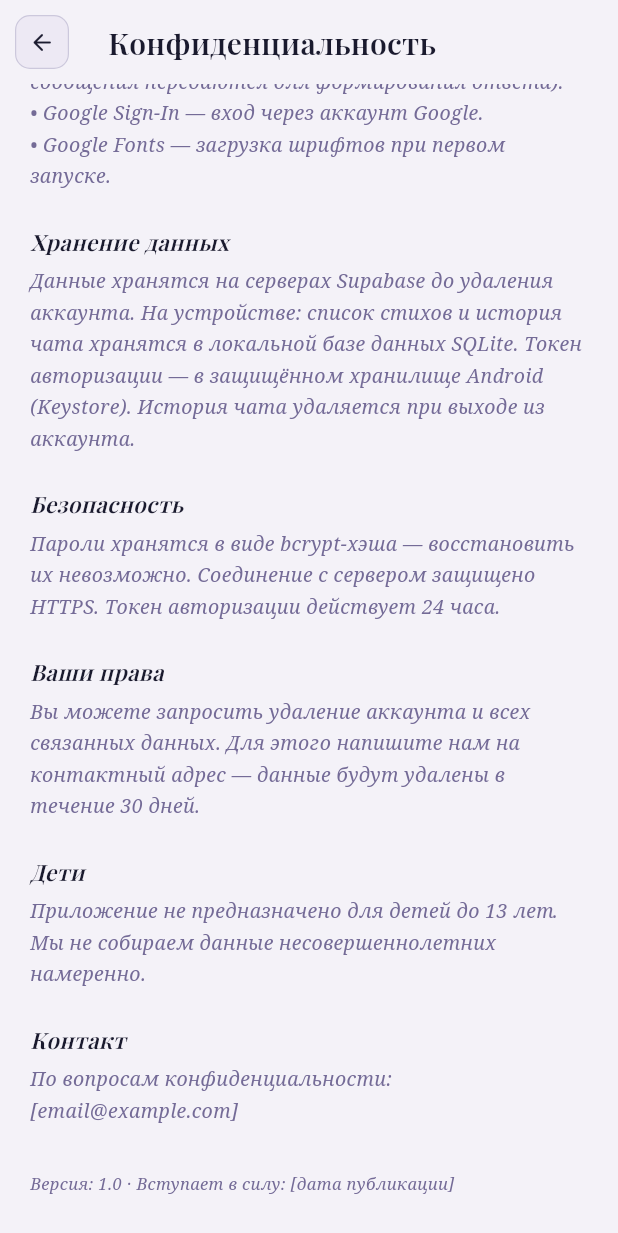
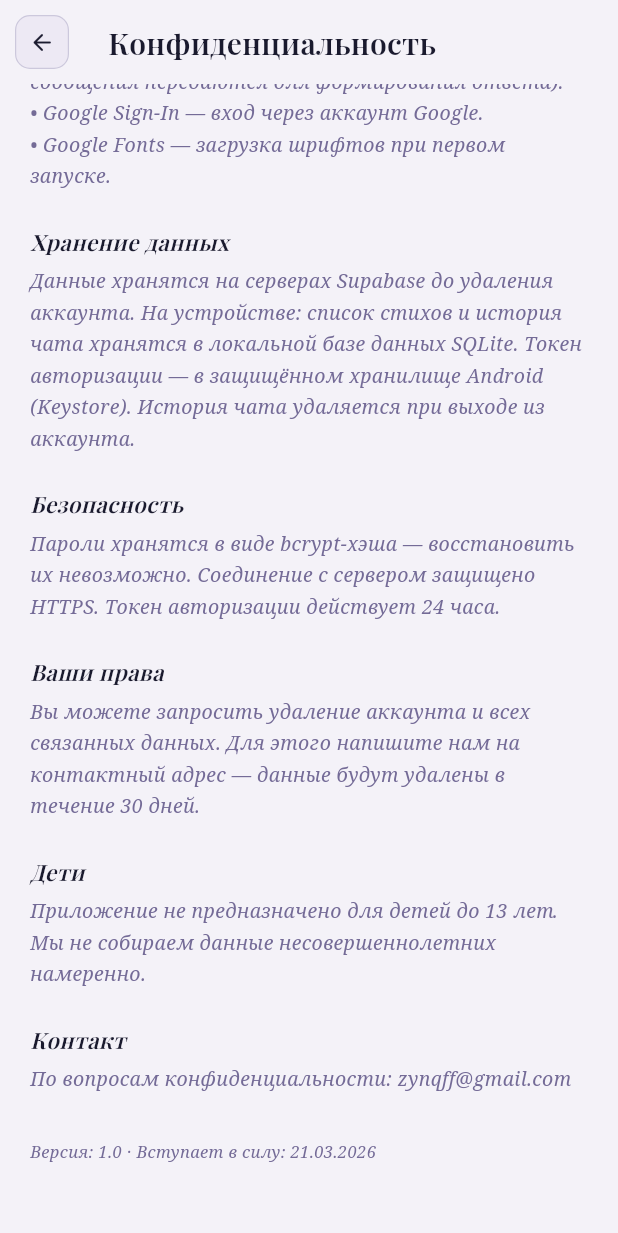
Before and after one commit to zynqff/ssapp, a Flutter app: the PrivacyPolicyScreen screen opened directly, scrolled down 447 dp, on a phone screen of 412 x 824 dp. Shown: the top 1233 px of the screen. Run offline on Flutter 3.47's test engine with Material 3 defaults, Android fonts, the phone set to English and light mode, and no system bars; our stand-ins replace connectivity_plus, dio, flutter_riverpod, flutter_secure_storage, flutter_staggered_animations, google_fonts and 3 more; accounts and stored records are empty.

Commit message:
Update privacy_policy_screen.dart

```diff
--- a/lib/screens/privacy_policy_screen.dart
+++ b/lib/screens/privacy_policy_screen.dart
@@ -93,11 +93,11 @@ class PrivacyPolicyScreen extends StatelessWidget {
             ),
             _PolicySection(
               title: 'Контакт',
-              body: 'По вопросам конфиденциальности: [email@example.com]',
+              body: 'По вопросам конфиденциальности: zynqff@gmail.com',
             ),
             const SizedBox(height: 8),
             Text(
-              'Версия: 1.0 · Вступает в силу: [дата публикации]',
+              'Версия: 1.0 · Вступает в силу: 21.03.2026',
               style: GoogleFonts.notoSerif(
                 color: cs.onSurfaceVariant,
                 fontSize: 11,
```
